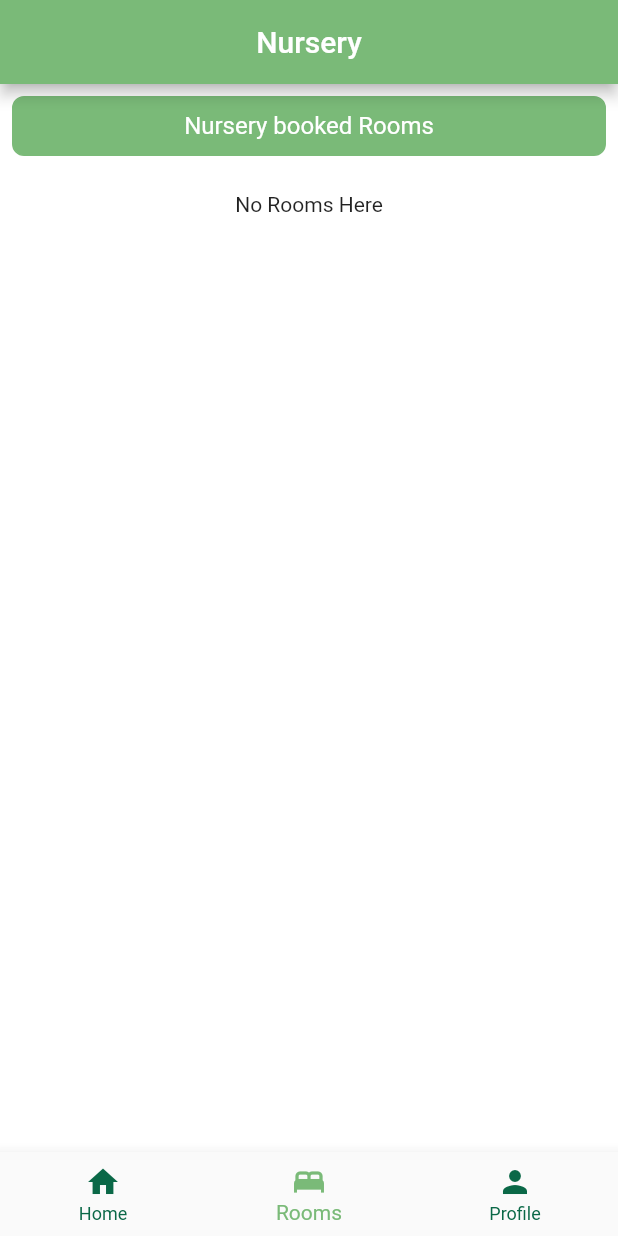
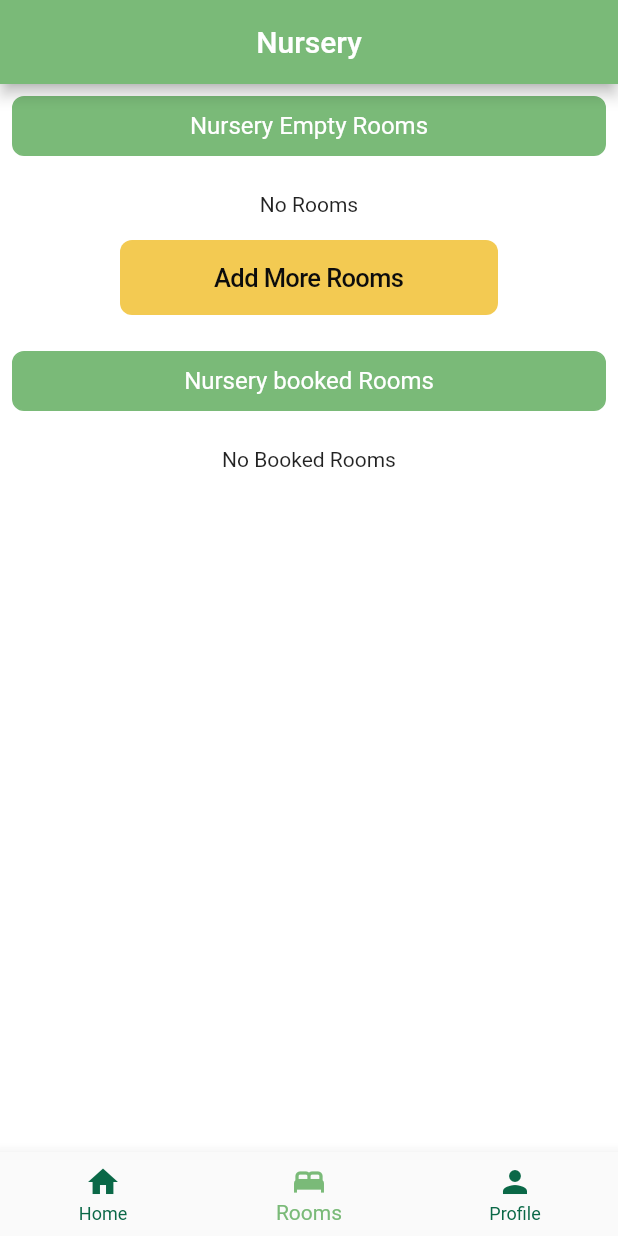
Before and after one commit to rabukhader/nursery, a Flutter app: the HomePage screen opened directly, item 2 of the bottom bar chosen, on a phone screen of 412 x 824 dp. Run offline on Flutter 3.47's test engine with Material 3 defaults, Android fonts, the light colour scheme and no system bars; our stand-ins replace animate_do, another_flushbar, cloud_firestore, firebase_auth, firebase_core, firebase_storage and 10 more; accounts and stored records are empty; Roboto replaces fonts that are missing (Poppins).

Commit message:
fix-add-rooms

```diff
--- a/lib/ui/home/book_room_parent/book_room.dart
+++ b/lib/ui/home/book_room_parent/book_room.dart
@@ -33,6 +33,7 @@ class BookRoom extends StatelessWidget {
                                 padding: EdgeInsets.zero,
                                 itemBuilder: (context, index) {
                                   return RoomCard(
+                                    isNursery: false,
                                       bookRoom: () {
                                         BookRomForBabyForm.show(
                                             context: context,
@@ -55,6 +56,7 @@ class BookRoom extends StatelessWidget {
                                 padding: EdgeInsets.zero,
                                 itemBuilder: (context, index) {
                                   return RoomCard(
+                                    isNursery: false,
                                       room: provider.bookedRooms![index]);
                                 },
                               ),
--- a/lib/ui/home/nursery_dashboard/nursery_dashboard.dart
+++ b/lib/ui/home/nursery_dashboard/nursery_dashboard.dart
@@ -67,6 +67,7 @@ class NurseryDashboard extends StatelessWidget {
                                                   context: context);
                                           if (nurse != null) {
                                             await provider.addNurse(nurse);
+                                            await provider.loadData();
                                           }
                                         },
                                       );
@@ -116,6 +117,7 @@ class NurseryDashboard extends StatelessWidget {
                                       if (nurse != null) {
                                         await provider.addNurse(nurse);
                                       }
+                                      await provider.loadData();
                                     },
                                   ),
                                 )
--- a/lib/ui/home/nursery_rooms/nursery_rooms_provider.dart
+++ b/lib/ui/home/nursery_rooms/nursery_rooms_provider.dart
@@ -8,7 +8,13 @@ class NurseryRoomsProvider extends ChangeNotifier {
 
   bool get isLoading => _isLoading;
 
+  bool _isAddingRoom = false;
+
+  bool get isAddingRoom => _isAddingRoom;
+
   List<Room>? bookedRooms;
+
+  List<Room>? rooms;
 
   NurseryRoomsProvider(this.firestore) {
     loadData();
@@ -18,6 +24,7 @@ class NurseryRoomsProvider extends ChangeNotifier {
     try {
       _isLoading = true;
       notifyListeners();
+      rooms = await firestore.getRooms();
       bookedRooms = await firestore.getBookedRooms(nurseryWise: true);
     } catch (e) {
       print(e);
@@ -27,9 +34,17 @@ class NurseryRoomsProvider extends ChangeNotifier {
     }
   }
 
-
-  bookRoom() async {
-
+  addRoom() async {
+    try {
+      _isAddingRoom = true;
+      notifyListeners();
+      await firestore.addRoom((rooms ?? []).last.roomNumber);
+      rooms = await firestore.getRooms();
+    } catch (e) {
+      print(e);
+    } finally {
+      _isAddingRoom = false;
+      notifyListeners();
+    }
   }
-
 }
--- a/lib/ui/home/nursery_rooms/nursey_rooms.dart
+++ b/lib/ui/home/nursery_rooms/nursey_rooms.dart
@@ -6,6 +6,8 @@ import 'package:nursery/ui/home/widgets/empty_alternate.dart';
 import 'package:nursery/ui/home/widgets/list_header.dart';
 import 'package:nursery/ui/home/widgets/loader.dart';
 import 'package:nursery/ui/home/widgets/room_card.dart';
+import 'package:nursery/utils/buttons.dart';
+import 'package:nursery/utils/colors.dart';
 import 'package:provider/provider.dart';
 
 class NurseryRooms extends StatelessWidget {
@@ -21,6 +23,47 @@ class NurseryRooms extends StatelessWidget {
             child: Column(
               mainAxisSize: MainAxisSize.min,
               children: [
+                const ListHeader(header: "Nursery Empty Rooms"),
+                provider.isAddingRoom
+                    ? const LoaderWidget(
+                      height: 200,
+                    )
+                    : provider.rooms != null && provider.rooms!.isNotEmpty
+                        ? Container(
+                            padding:
+                                const EdgeInsets.symmetric(horizontal: 12.0),
+                            height: 200,
+                            child: ListView.builder(
+                              scrollDirection: Axis.horizontal,
+                              itemCount: provider.rooms!.length,
+                              padding: EdgeInsets.zero,
+                              itemBuilder: (context, index) {
+                                return RoomCard(
+                                    isNursery: true,
+                                    room: provider.rooms![index]);
+                              },
+                            ),
+                          )
+                        : const EmptyAlternate(text: "No Rooms"),
+                Container(
+                    padding: const EdgeInsets.symmetric(horizontal: 80.0),
+                    child: Row(
+                      children: [
+                        Expanded(
+                            child: QPrimaryButton(
+                              isLoading: provider.isAddingRoom,
+                          color: kGoldenYellowColor,
+                          textColor: kBlackedColor,
+                          onPressed: () async {
+                            await provider.addRoom();
+                          },
+                          label: "Add More Rooms",
+                        ))
+                      ],
+                    )),
+                const SizedBox(
+                  height: 16.0,
+                ),
                 const ListHeader(header: "Nursery booked Rooms"),
                 provider.isLoading
                     ? const LoaderWidget()
@@ -37,13 +80,14 @@ class NurseryRooms extends StatelessWidget {
                               padding: EdgeInsets.zero,
                               itemBuilder: (context, index) {
                                 return RoomCard(
+                                  isNursery: true,
                                   room: provider.bookedRooms![index],
                                   viewRoom: () {},
                                 );
                               },
                             ),
                           )
-                        : const EmptyAlternate(text: "No Rooms Here"),
+                        : const EmptyAlternate(text: "No Booked Rooms"),
               ],
             ),
           );
```
Also changed, not shown: lib/services/firestore_service.dart (+20 -9 lines), lib/ui/home/nursery_dashboard/nursery_dashboard_provider.dart (+10 -10 lines), lib/ui/home/widgets/loader.dart (+9 -3 lines), lib/ui/home/widgets/room_card.dart (+5 -4 lines).
